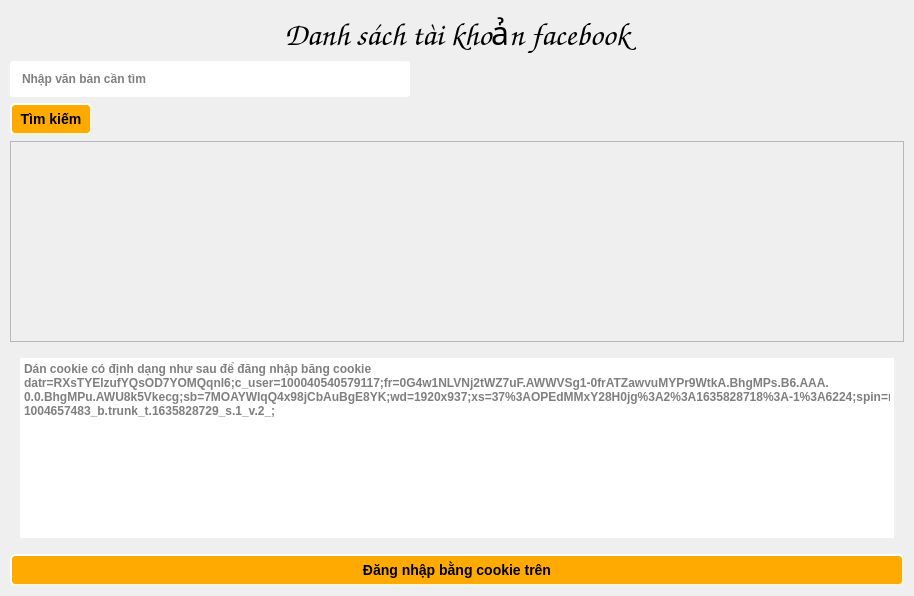
First picture: the form in src/main/resources/ui/manager_account.ui, repository hspace-biz/fblogin, before the edit.
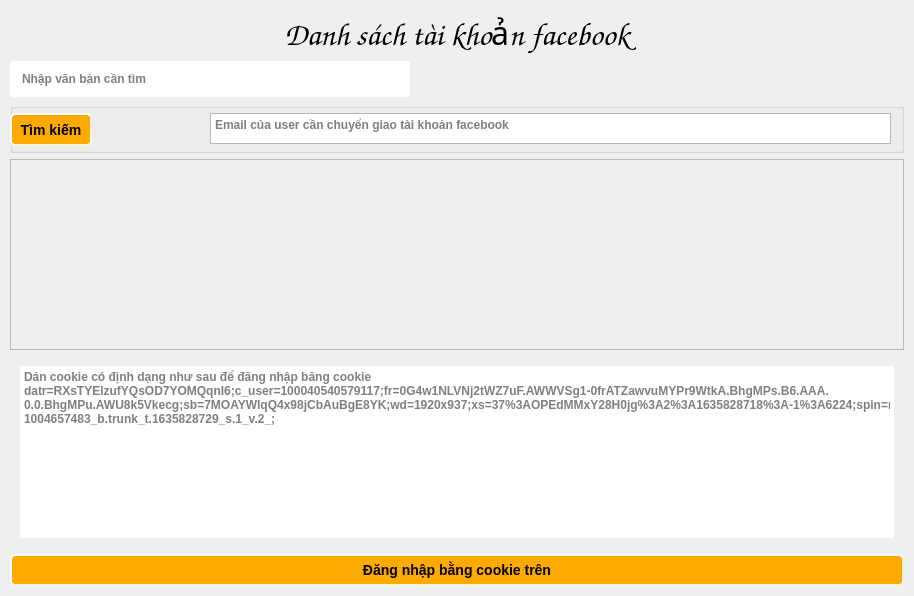
Second picture: the form after the edit. Icons and pictures are not drawn.

Commit message: thêm tính nang xoa va copy tai khoan facebook

Patch:
```diff
--- a/src/main/resources/ui/manager_account.ui
+++ b/src/main/resources/ui/manager_account.ui
@@ -30,6 +30,92 @@
     <number>10</number>
    </property>
    <item row="3" column="0">
+    <layout class="QHBoxLayout" name="horizontalLayout">
+     <property name="sizeConstraint">
+      <enum>QLayout::SetDefaultConstraint</enum>
+     </property>
+     <item>
+      <widget class="QGroupBox" name="groupBox_2">
+       <property name="minimumSize">
+        <size>
+         <width>0</width>
+         <height>50</height>
+        </size>
+       </property>
+       <property name="title">
+        <string/>
+       </property>
+       <widget class="QPushButton" name="pushButton_search_btn">
+        <property name="geometry">
+         <rect>
+          <x>0</x>
+          <y>10</y>
+          <width>186</width>
+          <height>33</height>
+         </rect>
+        </property>
+        <property name="maximumSize">
+         <size>
+          <width>82</width>
+          <height>16777215</height>
+         </size>
+        </property>
+        <property name="styleSheet">
+         <string notr="true">QPushButton {
+    background-color: rgb(255, 170, 0);
+    border-style: outset;
+    border-width: 2px;
+    border-radius: 5px;
+    border-color: beige;
+    font: bold 14px;
+    min-width: 10em;
+    padding: 6px;
+}
+
+QPushButton:pressed{
+    background-color:white;
+    border-style: outset;
+    border-width: 2px;
+    border-radius: 5px;
+    border-color: beige;
+    font: bold 14px;
+    min-width: 10em;
+    padding: 6px;
+}</string>
+        </property>
+        <property name="text">
+         <string>Tìm kiếm</string>
+        </property>
+        <property name="icon">
+         <iconset>
+          <normaloff>../base/images/icons_search.png</normaloff>../base/images/icons_search.png</iconset>
+        </property>
+       </widget>
+       <widget class="QTextEdit" name="textEdit_email">
+        <property name="geometry">
+         <rect>
+          <x>200</x>
+          <y>10</y>
+          <width>681</width>
+          <height>31</height>
+         </rect>
+        </property>
+        <property name="font">
+         <font>
+          <pointsize>9</pointsize>
+          <weight>75</weight>
+          <bold>true</bold>
+         </font>
+        </property>
+        <property name="placeholderText">
+         <string>Email của user cần chuyển giao tài khoản facebook</string>
+        </property>
+       </widget>
+      </widget>
+     </item>
+    </layout>
+   </item>
+   <item row="1" column="0">
     <widget class="QLineEdit" name="lineEdit_search_text">
      <property name="maximumSize">
       <size>
@@ -51,48 +137,7 @@
      </property>
     </widget>
    </item>
-   <item row="7" column="0">
-    <widget class="QTextEdit" name="textEdit_cookie">
-     <property name="styleSheet">
-      <string notr="true">QTextEdit {
-   color: black;
-   border-radius: 3px;
-   padding: 10px 10px 10px;
-   font-weight: bold;
-   border: solid;
-}</string>
-     </property>
-     <property name="html">
-      <string>&lt;!DOCTYPE HTML PUBLIC &quot;-//W3C//DTD HTML 4.0//EN&quot; &quot;http://www.w3.org/TR/REC-html40/strict.dtd&quot;&gt;
-&lt;html&gt;&lt;head&gt;&lt;meta name=&quot;qrichtext&quot; content=&quot;1&quot; /&gt;&lt;style type=&quot;text/css&quot;&gt;
-p, li { white-space: pre-wrap; }
-&lt;/style&gt;&lt;/head&gt;&lt;body style=&quot; font-family:'MS Shell Dlg 2'; font-size:8.25pt; font-weight:600; font-style:normal;&quot;&gt;
-&lt;p style=&quot;-qt-paragraph-type:empty; margin-top:0px; margin-bottom:0px; margin-left:0px; margin-right:0px; -qt-block-indent:0; text-indent:0px; font-weight:400;&quot;&gt;&lt;br /&gt;&lt;/p&gt;&lt;/body&gt;&lt;/html&gt;</string>
-     </property>
-     <property name="placeholderText">
-      <string>Dán cookie có định dạng như sau để đăng nhập băng cookie datr=RXsTYElzufYQsOD7YOMQqnl6;c_user=100040540579117;fr=0G4w1NLVNj2tWZ7uF.AWWVSg1-0frATZawvuMYPr9WtkA.BhgMPs.B6.AAA.0.0.BhgMPu.AWU8k5Vkecg;sb=7MOAYWIqQ4x98jCbAuBgE8YK;wd=1920x937;xs=37%3AOPEdMMxY28H0jg%3A2%3A1635828718%3A-1%3A6224;spin=r.1004657483_b.trunk_t.1635828729_s.1_v.2_;</string>
-     </property>
-    </widget>
-   </item>
-   <item row="0" column="0">
-    <widget class="QLabel" name="label">
-     <property name="font">
-      <font>
-       <family>Comic Sans MS</family>
-       <pointsize>24</pointsize>
-       <weight>50</weight>
-       <bold>false</bold>
-      </font>
-     </property>
-     <property name="text">
-      <string>Danh sách tài khoản facebook</string>
-     </property>
-     <property name="alignment">
-      <set>Qt::AlignCenter</set>
-     </property>
-    </widget>
-   </item>
-   <item row="5" column="0">
+   <item row="6" column="0">
     <widget class="QScrollArea" name="scrollArea_ListAccount">
      <property name="widgetResizable">
       <bool>true</bool>
@@ -106,7 +151,7 @@
         <x>0</x>
         <y>0</y>
         <width>892</width>
-        <height>198</height>
+        <height>186</height>
        </rect>
       </property>
       <layout class="QGridLayout" name="gridLayout_2">
@@ -117,7 +162,7 @@
      </widget>
     </widget>
    </item>
-   <item row="8" column="0">
+   <item row="9" column="0">
     <widget class="QPushButton" name="pushButton_add_cookie">
      <property name="styleSheet">
       <string notr="true">QPushButton {
@@ -147,43 +192,44 @@
      </property>
     </widget>
    </item>
-   <item row="4" column="0">
-    <widget class="QPushButton" name="pushButton_search_btn">
-     <property name="maximumSize">
-      <size>
-       <width>82</width>
-       <height>16777215</height>
-      </size>
-     </property>
+   <item row="8" column="0">
+    <widget class="QTextEdit" name="textEdit_cookie">
      <property name="styleSheet">
-      <string notr="true">QPushButton {
-    background-color: rgb(255, 170, 0);
-    border-style: outset;
-    border-width: 2px;
-    border-radius: 5px;
-    border-color: beige;
-    font: bold 14px;
-    min-width: 10em;
-    padding: 6px;
-}
-
-QPushButton:pressed{
-    background-color:white;
-    border-style: outset;
-    border-width: 2px;
-    border-radius: 5px;
-    border-color: beige;
-    font: bold 14px;
-    min-width: 10em;
-    padding: 6px;
+      <string notr="true">QTextEdit {
+   color: black;
+   border-radius: 3px;
+   padding: 10px 10px 10px;
+   font-weight: bold;
+   border: solid;
 }</string>
      </property>
+     <property name="html">
+      <string>&lt;!DOCTYPE HTML PUBLIC &quot;-//W3C//DTD HTML 4.0//EN&quot; &quot;http://www.w3.org/TR/REC-html40/strict.dtd&quot;&gt;
+&lt;html&gt;&lt;head&gt;&lt;meta name=&quot;qrichtext&quot; content=&quot;1&quot; /&gt;&lt;style type=&quot;text/css&quot;&gt;
+p, li { white-space: pre-wrap; }
+&lt;/style&gt;&lt;/head&gt;&lt;body style=&quot; font-family:'MS Shell Dlg 2'; font-size:8.25pt; font-weight:600; font-style:normal;&quot;&gt;
+&lt;p style=&quot;-qt-paragraph-type:empty; margin-top:0px; margin-bottom:0px; margin-left:0px; margin-right:0px; -qt-block-indent:0; text-indent:0px; font-weight:400;&quot;&gt;&lt;br /&gt;&lt;/p&gt;&lt;/body&gt;&lt;/html&gt;</string>
+     </property>
+     <property name="placeholderText">
+      <string>Dán cookie có định dạng như sau để đăng nhập băng cookie datr=RXsTYElzufYQsOD7YOMQqnl6;c_user=100040540579117;fr=0G4w1NLVNj2tWZ7uF.AWWVSg1-0frATZawvuMYPr9WtkA.BhgMPs.B6.AAA.0.0.BhgMPu.AWU8k5Vkecg;sb=7MOAYWIqQ4x98jCbAuBgE8YK;wd=1920x937;xs=37%3AOPEdMMxY28H0jg%3A2%3A1635828718%3A-1%3A6224;spin=r.1004657483_b.trunk_t.1635828729_s.1_v.2_;</string>
+     </property>
+    </widget>
+   </item>
+   <item row="0" column="0">
+    <widget class="QLabel" name="label">
+     <property name="font">
+      <font>
+       <family>Comic Sans MS</family>
+       <pointsize>24</pointsize>
+       <weight>50</weight>
+       <bold>false</bold>
+      </font>
+     </property>
      <property name="text">
-      <string>Tìm kiếm</string>
+      <string>Danh sách tài khoản facebook</string>
      </property>
-     <property name="icon">
-      <iconset>
-       <normaloff>../base/images/icons_search.png</normaloff>../base/images/icons_search.png</iconset>
+     <property name="alignment">
+      <set>Qt::AlignCenter</set>
      </property>
     </widget>
    </item>
```
The commit also changes 4 other files.
